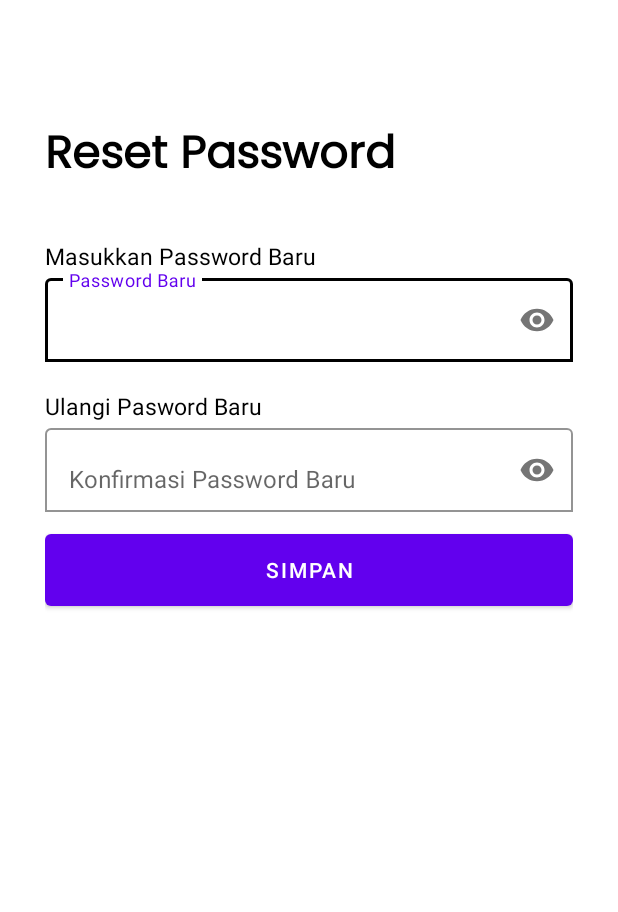
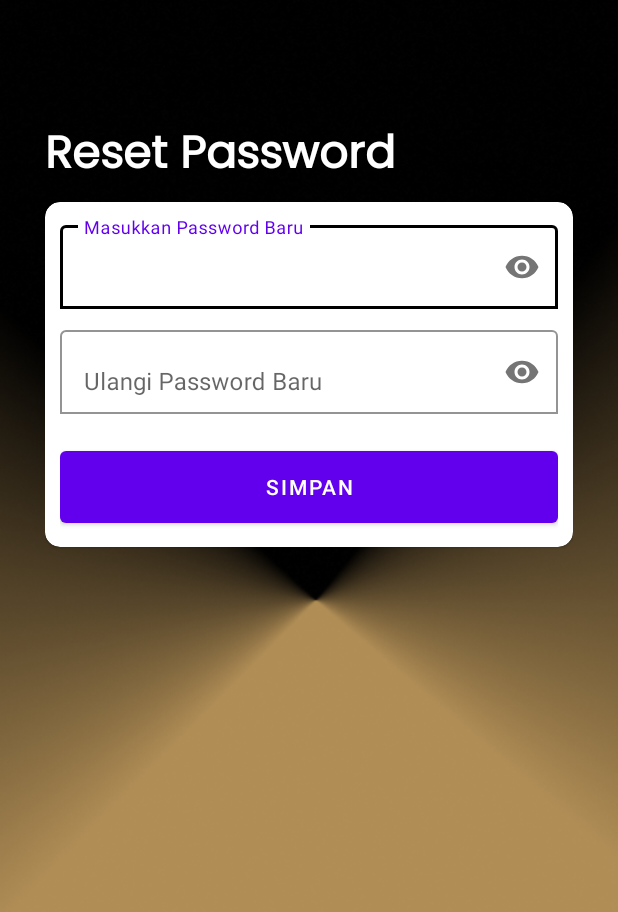
Before and after one commit to Flytix-Aerotech/AND-Tim-C-9, an Android app: the fragment ForgetPassword shown on its own in the app's theme, on a phone screen of 412 x 824 dp. Shown: the top 912 px of the screen. Run offline under Robolectric (Android 15) with nearby library versions, the phone set to English and light mode, and no system bars.

Commit message:
pelengkapan reset password

```diff
--- a/app/src/main/res/layout/fragment_forget_password.xml
+++ b/app/src/main/res/layout/fragment_forget_password.xml
@@ -5,30 +5,35 @@
     android:layout_height="match_parent"
     xmlns:app="http://schemas.android.com/apk/res-auto"
     tools:context=".view.ForgetPassword"
+    android:background="@drawable/bg_fargment"
     android:padding="30dp">
 
     <TextView
+        android:id="@+id/judulGantiPassword"
         style="@style/textheading24bold"
         android:layout_width="wrap_content"
         android:layout_height="wrap_content"
         android:layout_marginTop="50dp"
         android:text="Reset Password"
-        android:textColor="@color/black"
         android:textSize="30sp" />
 
-    <TextView
-        android:layout_width="wrap_content"
+    <com.google.android.material.card.MaterialCardView
+    android:layout_width="match_parent"
+    android:layout_height="wrap_content"
+    android:layout_below="@id/judulGantiPassword"
+    android:layout_marginTop="5dp"
+    app:cardBackgroundColor="@color/white"
+    app:cardCornerRadius="10dp">
+
+    <RelativeLayout
+        android:layout_width="match_parent"
         android:layout_height="wrap_content"
-        android:layout_marginTop="130dp"
-        android:text="Masukkan Password Baru"
-        android:textColor="@color/black"
-        android:textSize="15sp" />
+        android:padding="10dp">
 
     <com.google.android.material.textfield.TextInputLayout
         android:layout_width="match_parent"
         android:layout_height="wrap_content"
-        android:hint="Password Baru"
-        android:layout_marginTop="150dp"
+        android:hint="Masukkan Password Baru"
         app:boxBackgroundColor="@color/white"
         app:boxBackgroundMode="outline"
         app:boxStrokeColor="@color/black"
@@ -39,27 +44,18 @@
             android:layout_width="match_parent"
             android:layout_height="wrap_content"
             android:inputType="textPassword"
-            tools:ignore="TextContrastCheck,VisualLintTextFieldSize" />
+            tools:ignore="TextContrastCheck,VisualLintTextFieldSize,DuplicateClickableBoundsCheck" />
 
     </com.google.android.material.textfield.TextInputLayout>
-
-
-    <TextView
-        android:layout_width="wrap_content"
-        android:layout_height="wrap_content"
-        android:layout_marginTop="230dp"
-        android:text="Ulangi Pasword Baru"
-        android:textColor="@color/black"
-        android:textSize="15sp" />
 
     <com.google.android.material.textfield.TextInputLayout
         android:layout_width="match_parent"
         android:layout_height="wrap_content"
-        android:hint="Konfirmasi Password Baru"
-        android:layout_marginTop="250dp"
+        android:hint="Ulangi Password Baru"
         app:boxBackgroundColor="@color/white"
         app:boxBackgroundMode="outline"
         app:boxStrokeColor="@color/black"
+        android:layout_marginTop="70dp"
         app:endIconMode="password_toggle">
 
         <com.google.android.material.textfield.TextInputEditText
@@ -74,8 +70,11 @@
     <Button
         android:id="@+id/btnGantiPassword"
         android:text="Simpan"
-        android:layout_marginTop="320dp"
         android:layout_width="match_parent"
+        android:layout_marginTop="150dp"
         android:layout_height="60dp"/>
 
+    </RelativeLayout>
+    </com.google.android.material.card.MaterialCardView>
+
 </RelativeLayout>
```
